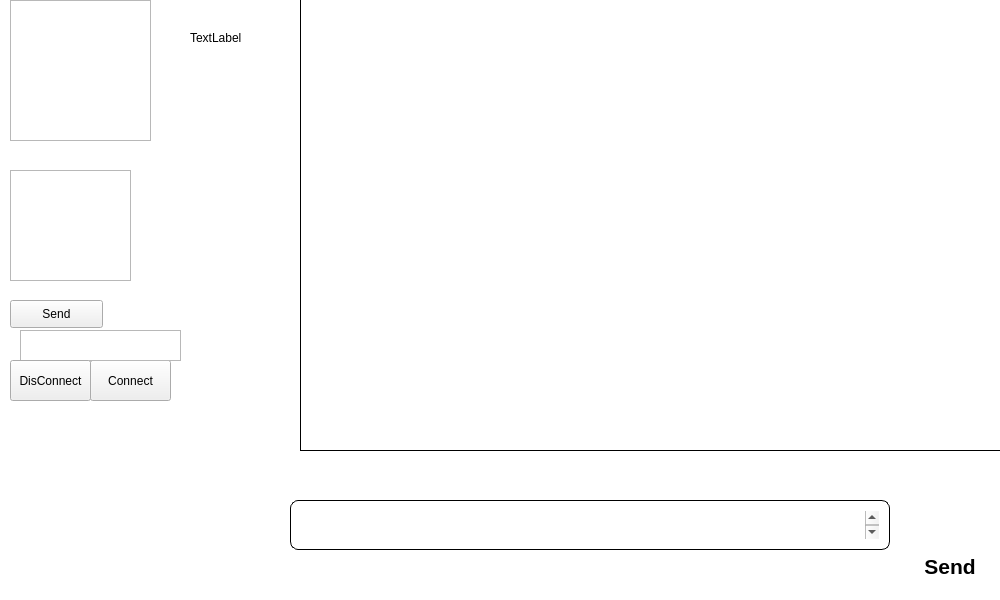
Qt form app/sitcw.ui (OverLucker/SiTCW) before a commit.
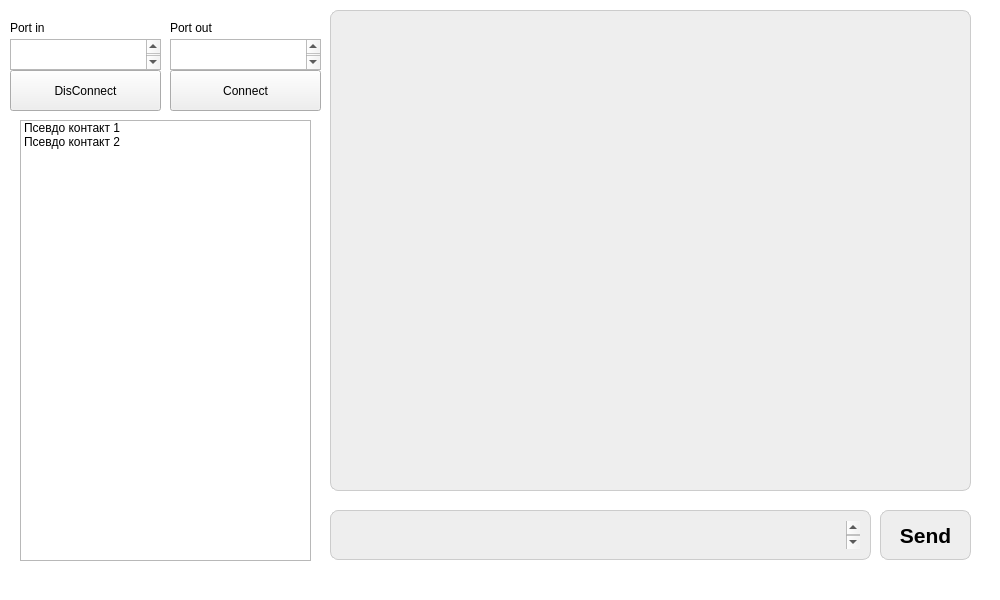
The same form after that commit.

What changed in the file:
```diff
--- a/app/sitcw.ui
+++ b/app/sitcw.ui
@@ -55,25 +55,12 @@
 	background-color: #fff;
 }</string>
    </property>
-   <widget class="QTextBrowser" name="textBrowser">
+   <widget class="QPushButton" name="netBtnConnect">
     <property name="geometry">
      <rect>
-      <x>10</x>
-      <y>0</y>
-      <width>141</width>
-      <height>141</height>
-     </rect>
-    </property>
-    <property name="lineWrapColumnOrWidth">
-     <number>1</number>
-    </property>
-   </widget>
-   <widget class="QPushButton" name="btnConnect">
-    <property name="geometry">
-     <rect>
-      <x>90</x>
-      <y>360</y>
-      <width>81</width>
+      <x>170</x>
+      <y>70</y>
+      <width>151</width>
       <height>41</height>
      </rect>
     </property>
@@ -81,59 +68,29 @@
      <string>Connect</string>
     </property>
    </widget>
-   <widget class="QTextEdit" name="tePortName">
-    <property name="geometry">
-     <rect>
-      <x>20</x>
-      <y>330</y>
-      <width>161</width>
-      <height>31</height>
-     </rect>
-    </property>
-   </widget>
-   <widget class="QPushButton" name="btnDisconnect">
+   <widget class="QPushButton" name="netBtnDisconnect">
     <property name="geometry">
      <rect>
       <x>10</x>
-      <y>360</y>
-      <width>81</width>
+      <y>70</y>
+      <width>151</width>
       <height>41</height>
      </rect>
     </property>
+    <property name="autoFillBackground">
+     <bool>false</bool>
+    </property>
     <property name="text">
      <string>DisConnect</string>
     </property>
    </widget>
-   <widget class="QPushButton" name="btnSend">
-    <property name="geometry">
-     <rect>
-      <x>10</x>
-      <y>300</y>
-      <width>93</width>
-      <height>28</height>
-     </rect>
-    </property>
-    <property name="text">
-     <string>Send</string>
-    </property>
-   </widget>
-   <widget class="QTextEdit" name="teMess">
-    <property name="geometry">
-     <rect>
-      <x>10</x>
-      <y>170</y>
-      <width>121</width>
-      <height>111</height>
-     </rect>
-    </property>
-   </widget>
    <widget class="QListWidget" name="messageList">
     <property name="geometry">
      <rect>
-      <x>300</x>
-      <y>0</y>
-      <width>700</width>
-      <height>451</height>
+      <x>330</x>
+      <y>10</y>
+      <width>641</width>
+      <height>481</height>
      </rect>
     </property>
     <property name="focusPolicy">
@@ -144,33 +101,41 @@
     </property>
     <property name="styleSheet">
      <string notr="true">#messageList{
-	border: 0px solid white;
-	border-left: 1px solid black;
-	border-bottom: 1px solid black;
-	background-color: #fff;
+	border: 1px solid #ccc;
+	background-color: #eee;
 	padding: 10px;
+	border-radius: 8px;
 }</string>
     </property>
+    <property name="isWrapping" stdset="0">
+     <bool>false</bool>
+    </property>
+    <property name="batchSize">
+     <number>300</number>
+    </property>
+    <property name="selectionRectVisible">
+     <bool>false</bool>
+    </property>
    </widget>
    <widget class="QLabel" name="currentItem">
     <property name="geometry">
      <rect>
-      <x>190</x>
-      <y>30</y>
+      <x>10</x>
+      <y>20</y>
       <width>60</width>
       <height>16</height>
      </rect>
     </property>
     <property name="text">
-     <string>TextLabel</string>
+     <string>Port in</string>
     </property>
    </widget>
    <widget class="QTextEdit" name="messageTextInput">
     <property name="geometry">
      <rect>
-      <x>290</x>
-      <y>500</y>
-      <width>600</width>
+      <x>330</x>
+      <y>510</y>
+      <width>541</width>
       <height>50</height>
      </rect>
     </property>
@@ -181,12 +146,10 @@
     </property>
     <property name="styleSheet">
      <string notr="true">#messageTextInput{
-border: 1px solid #000;
-	
-
+	border: 1px solid #ccc;
 	padding: 10px;
-
 	border-radius: 8px;
+	background-color: #eee;
 }
 
 #messageTextInput:focus{
@@ -202,10 +165,10 @@
     </property>
     <property name="geometry">
      <rect>
-      <x>900</x>
-      <y>530</y>
-      <width>100</width>
-      <height>72</height>
+      <x>880</x>
+      <y>510</y>
+      <width>91</width>
+      <height>50</height>
      </rect>
     </property>
     <property name="sizePolicy">
@@ -232,8 +195,9 @@
     </property>
     <property name="styleSheet">
      <string notr="true">#messageSendButton{
-	background-color: white;
-	border: 0px solid #000;
+	background-color: #eee;
+	border: 1px solid #ccc;
+	border-radius: 8px;
 }
 
 #messageSendButton:pressed {
@@ -254,6 +218,120 @@
      <bool>true</bool>
     </property>
    </widget>
+   <widget class="QTextEdit" name="netInputPortIn">
+    <property name="geometry">
+     <rect>
+      <x>10</x>
+      <y>39</y>
+      <width>151</width>
+      <height>31</height>
+     </rect>
+    </property>
+    <property name="font">
+     <font>
+      <pointsize>16</pointsize>
+     </font>
+    </property>
+    <property name="styleSheet">
+     <string notr="true">#messageTextInput{
+	border: 1px solid #ccc;
+	padding: 10px;
+	border-radius: 8px;
+	background-color: #eee;
+}
+
+#messageTextInput:focus{
+	background-color: #fff;
+}
+
+</string>
+    </property>
+   </widget>
+   <widget class="QTextEdit" name="netInputPortOut">
+    <property name="geometry">
+     <rect>
+      <x>170</x>
+      <y>39</y>
+      <width>151</width>
+      <height>31</height>
+     </rect>
+    </property>
+    <property name="font">
+     <font>
+      <pointsize>16</pointsize>
+     </font>
+    </property>
+    <property name="styleSheet">
+     <string notr="true">#messageTextInput{
+	border: 1px solid #ccc;
+	padding: 10px;
+	border-radius: 8px;
+	background-color: #eee;
+}
+
+#messageTextInput:focus{
+	background-color: #fff;
+}
+
+</string>
+    </property>
+   </widget>
+   <widget class="QLabel" name="currentItem_2">
+    <property name="geometry">
+     <rect>
+      <x>170</x>
+      <y>20</y>
+      <width>60</width>
+      <height>16</height>
+     </rect>
+    </property>
+    <property name="text">
+     <string>Port out</string>
+    </property>
+   </widget>
+   <widget class="QListWidget" name="contactList">
+    <property name="geometry">
+     <rect>
+      <x>20</x>
+      <y>120</y>
+      <width>291</width>
+      <height>441</height>
+     </rect>
+    </property>
+    <property name="focusPolicy">
+     <enum>Qt::NoFocus</enum>
+    </property>
+    <property name="acceptDrops">
+     <bool>false</bool>
+    </property>
+    <property name="styleSheet">
+     <string notr="true">#messageList{
+	border: 1px solid #ccc;
+	background-color: #eee;
+	padding: 10px;
+	border-radius: 8px;
+}</string>
+    </property>
+    <property name="isWrapping" stdset="0">
+     <bool>false</bool>
+    </property>
+    <property name="batchSize">
+     <number>300</number>
+    </property>
+    <property name="selectionRectVisible">
+     <bool>false</bool>
+    </property>
+    <item>
+     <property name="text">
+      <string>Псевдо контакт 1</string>
+     </property>
+    </item>
+    <item>
+     <property name="text">
+      <string>Псевдо контакт 2</string>
+     </property>
+    </item>
+   </widget>
   </widget>
   <widget class="QMenuBar" name="menuBar">
    <property name="geometry">
```
Left out of the diff: 4 changed lines with no effect on the pictures.
